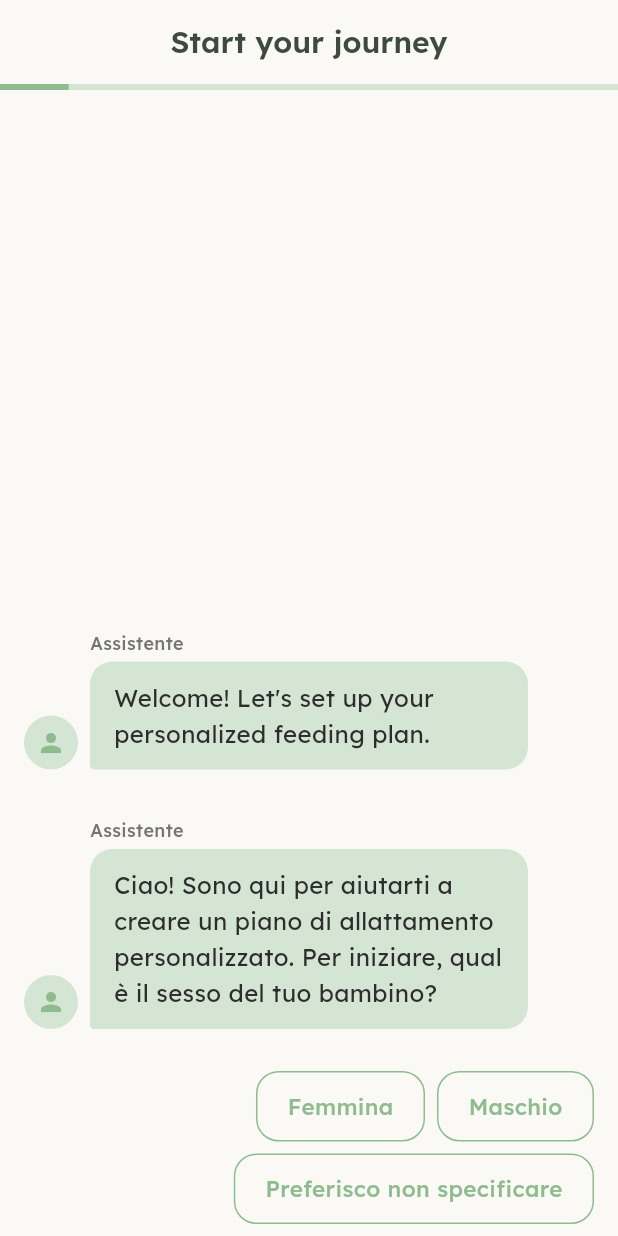
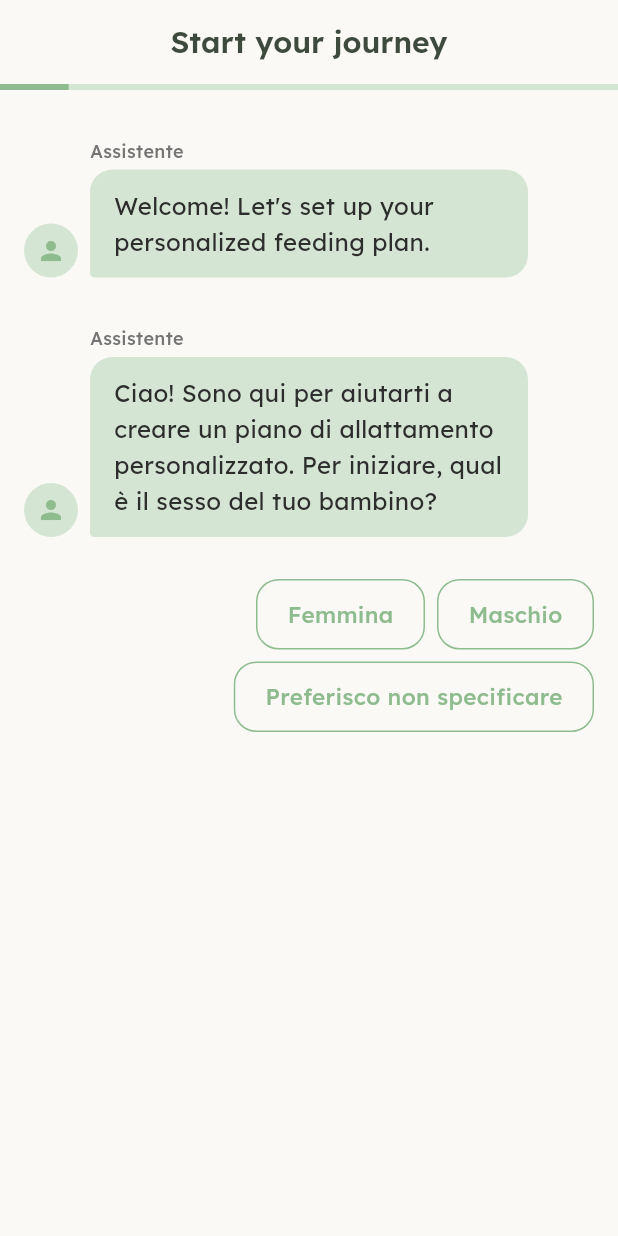
Before and after one commit to elchief84/milkly.mobile, a Flutter app: the screen it shows after launch, on a phone screen of 412 x 824 dp. Run offline on Flutter 3.47's test engine with Material 3 defaults, Android fonts, the phone set to English and light mode, and no system bars; our stand-ins replace equatable, flutter_bloc, flutter_secure_storage, freezed_annotation, get_it, go_router and 3 more.

Commit message:
feat: refactor onboarding pages to improve layout and enhance user interaction

```diff
--- a/lib/features/onboarding/presentation/pages/onboarding_page.dart
+++ b/lib/features/onboarding/presentation/pages/onboarding_page.dart
@@ -185,18 +185,13 @@ class _OnboardingContentState extends State<_OnboardingContent> {
         children: [
           _buildProgressBar(context, state),
           Expanded(
-            child: LayoutBuilder(
-              builder: (context, constraints) {
-                return CustomScrollView(
+            child: ListView(
               controller: _scrollController,
-                  slivers: [
-                    SliverFillRemaining(
-                      hasScrollBody: false,
-                      fillOverscroll: true,
-                      child: Column(
-                        mainAxisSize: MainAxisSize.min,
+              padding: EdgeInsets.only(
+                top: 24,
+                bottom: MediaQuery.of(context).padding.bottom,
+              ),
               children: [
-                          const Spacer(),
                 // Welcome message
                 AssistantMessageBubble(
                   message:
@@ -213,8 +208,7 @@ class _OnboardingContentState extends State<_OnboardingContent> {
                 ChatQuestionWidget(
                   question: state.currentQuestion,
                   questionTitle: state.currentQuestionTitle,
-                            currentAnswer:
-                                state.answers[state.currentQuestion.id],
+                  currentAnswer: state.answers[state.currentQuestion.id],
                   variant: currentTheme,
                   onAnswerChanged: (answer) {
                     context.read<OnboardingBloc>().add(
@@ -241,30 +235,20 @@ class _OnboardingContentState extends State<_OnboardingContent> {
                         questionType == QuestionType.number ||
                         questionType == QuestionType.date ||
                         questionType == QuestionType.time) {
-                                Future.delayed(
-                                  const Duration(milliseconds: 300),
-                                  () {
+                      Future.delayed(const Duration(milliseconds: 300), () {
                         if (context.mounted) {
                           context.read<OnboardingBloc>().add(
                             const ConfirmAnswer(),
                           );
                         }
-                                  },
-                                );
+                      });
                     }
                   },
                   onConfirm: () {
-                              context.read<OnboardingBloc>().add(
-                                const ConfirmAnswer(),
-                              );
+                    context.read<OnboardingBloc>().add(const ConfirmAnswer());
                   },
                 ),
               ],
-                      ),
-                    ),
-                  ],
-                );
-              },
             ),
           ),
         ],
--- a/lib/features/onboarding/presentation/widgets/chat_question_widget.dart
+++ b/lib/features/onboarding/presentation/widgets/chat_question_widget.dart
@@ -117,7 +117,7 @@ class ChatQuestionWidget extends StatelessWidget {
   Widget _buildPhotoInput(BuildContext context) {
     final hasPhoto =
         currentAnswer != null && currentAnswer.toString().isNotEmpty;
-    final isRequired = question.required ?? false;
+    final isRequired = question.required;
 
     return Column(
       children: [
```
Also changed, not shown: lib/features/onboarding/presentation/pages/onboarding_review_page.dart (+9 -7 lines). Lines whose indentation alone changed are shown as unchanged.
